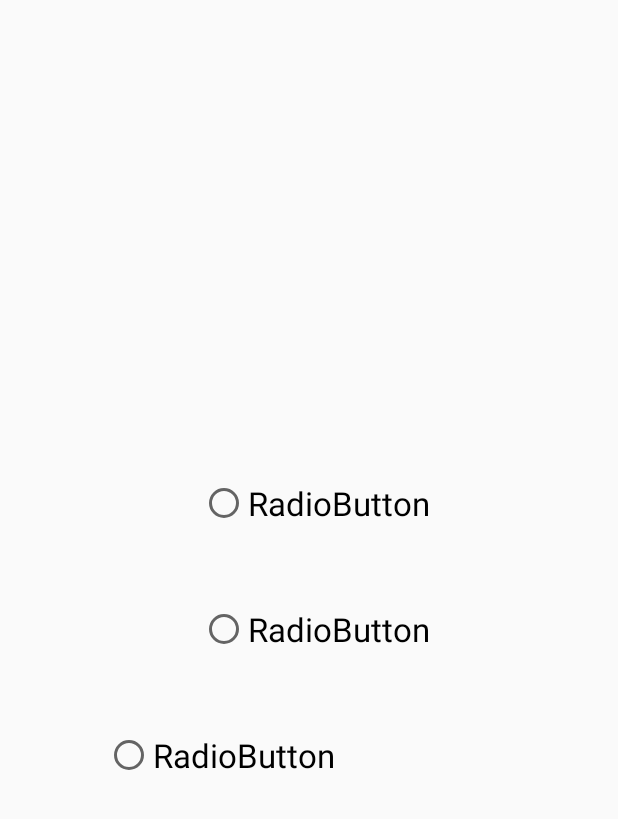
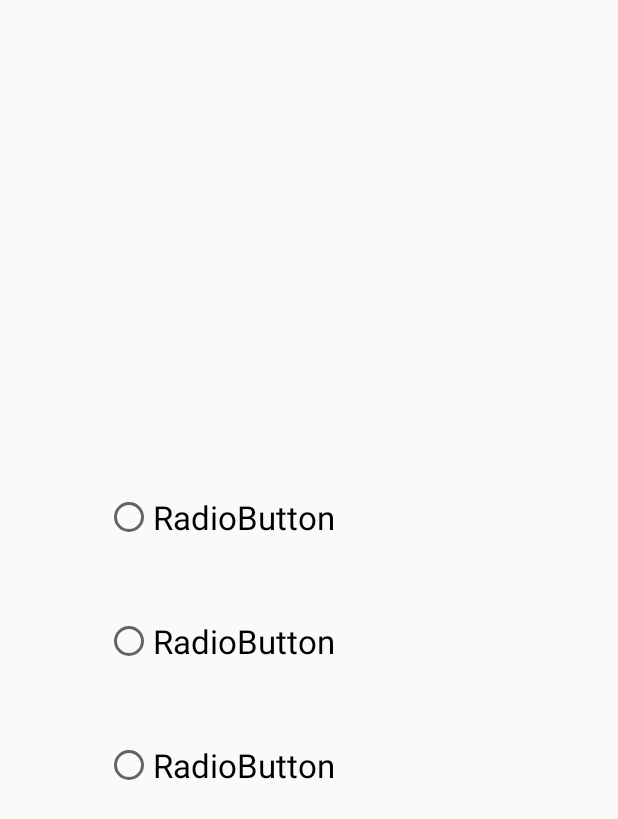
Before and after one commit to mathuvenkat/Hangman, an Android app: the VocabGame screen opened directly, with no data from a screen before it, on a phone screen of 412 x 824 dp. Shown: the top 819 px of the screen. Run offline under Robolectric (Android 15) with nearby library versions, the phone set to English and light mode, and no system bars; 10 statements that could not run were skipped.

Commit message:
layout change for vocab game for small screen size

```diff
--- a/app/build.gradle
+++ b/app/build.gradle
@@ -8,8 +8,8 @@ android {
         applicationId "aditi.hangman"
         minSdkVersion 15
         targetSdkVersion 23
-        versionCode 7
-        versionName "1.0.6"
+        versionCode 8
+        versionName "1.0.0.1"
     }
     buildTypes {
         release {
--- a/app/src/main/res/layout/vocab.xml
+++ b/app/src/main/res/layout/vocab.xml
@@ -6,11 +6,11 @@
 
     <TextView
         android:layout_marginTop="50dp"
-        android:layout_width="322dp"
+        android:layout_width="wrap_content"
         android:layout_height="wrap_content"
         android:text=""
         android:layout_marginLeft="35dp"
-        android:textSize="10pt"
+        android:textSize="15pt"
         android:id="@+id/questionText"
         android:textColor="#000000"
         android:typeface="serif"
@@ -21,7 +21,7 @@
     <RadioGroup
         android:paddingLeft = "70dp"
         android:id="@+id/choices"
-        android:layout_width="350dp"
+        android:layout_width="wrap_content"
         android:layout_height="wrap_content"
         android:layout_weight="0.24"
         android:gravity="center">
@@ -29,20 +29,20 @@
 
         <RadioButton
             android:text="RadioButton"
-        android:layout_width="wrap_content"
+            android:layout_width="match_parent"
             android:layout_height="wrap_content"
             android:id="@+id/choiceA"
-        android:layout_weight="0.16"
+            android:layout_weight="1"
             android:textAppearance="?android:attr/textAppearanceLarge"
             />
 
 
         <RadioButton
             android:text="RadioButton"
-        android:layout_width="wrap_content"
+            android:layout_width="match_parent"
             android:layout_height="wrap_content"
             android:id="@+id/choiceB"
-        android:layout_weight="0.16"
+            android:layout_weight="1"
             android:textAppearance="?android:attr/textAppearanceLarge"
             />
 
@@ -53,7 +53,7 @@
             android:layout_width="match_parent"
             android:layout_height="wrap_content"
             android:id="@+id/choiceC"
-        android:layout_weight="0.16"
+            android:layout_weight="1"
             android:textAppearance="?android:attr/textAppearanceLarge"
             />
 
```
Also changed, not shown: 1 other file. Lines whose indentation alone changed are shown as unchanged.
